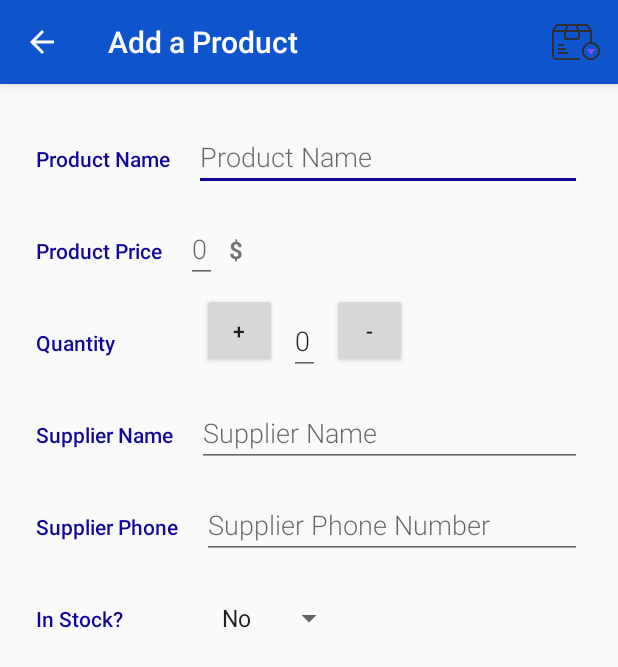
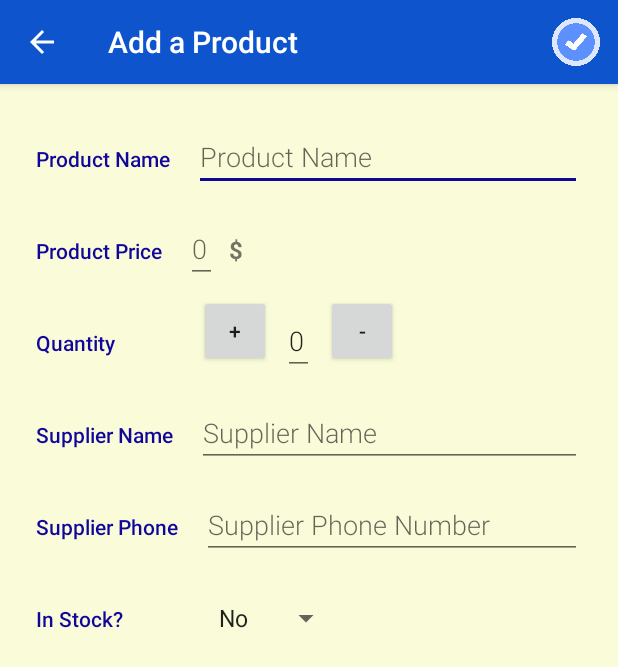
Before and after one commit to hamiltonfvi/Inventory, an Android app: the EditorActivity screen opened directly, with no data from a screen before it, on a phone screen of 412 x 824 dp. Shown: the top 667 px of the screen. Run offline under Robolectric (Android 15) with nearby library versions, the phone set to English and light mode, and no system bars.

Commit message:
changed images

```diff
--- a/app/src/main/res/layout/activity_editor.xml
+++ b/app/src/main/res/layout/activity_editor.xml
@@ -3,6 +3,7 @@
     xmlns:tools="http://schemas.android.com/tools"
     android:layout_width="match_parent"
     android:layout_height="match_parent"
+    android:background="@color/colorBackground"
     tools:context=".EditorActivity">
 
     <LinearLayout
@@ -65,21 +66,22 @@
 
             <Button
                 android:id="@+id/increment_qty_btn_id"
-                android:layout_width="@dimen/dimen_50dp"
-                android:layout_height="@dimen/dimen_50dp"
-                android:layout_marginLeft="@dimen/dimen_50dp"
+                android:layout_width="@dimen/dimen_48dp"
+                android:layout_height="@dimen/dimen_48dp"
+                android:layout_marginLeft="@dimen/dimen_48dp"
                 android:text="@string/plus_sign" />
 
             <EditText
                 android:id="@+id/edit_quantity"
                 style="@style/EditorUnitsStyle"
+                android:focusable="false"
                 android:autofillHints="@string/auto_hint"
                 android:text="@string/hint_price" />
 
             <Button
                 android:id="@+id/decrement_qty_btn_id"
-                android:layout_width="@dimen/dimen_50dp"
-                android:layout_height="@dimen/dimen_50dp"
+                android:layout_width="@dimen/dimen_48dp"
+                android:layout_height="@dimen/dimen_48dp"
                 android:text="@string/minus_sign" />
 
         </LinearLayout>
@@ -130,8 +132,8 @@
             <Spinner
                 android:id="@+id/spinner_stock"
                 android:layout_width="wrap_content"
-                android:layout_height="48dp"
-                android:layout_marginLeft="@dimen/dimen_50dp"
+                android:layout_height="@dimen/dimen_48dp"
+                android:layout_marginLeft="@dimen/dimen_48dp"
                 android:layout_marginTop="@dimen/dimen_8dp"
                 android:spinnerMode="dropdown" />
 
--- a/app/src/main/res/values/colors.xml
+++ b/app/src/main/res/values/colors.xml
@@ -14,4 +14,6 @@
 
     <!-- Primary dark color for the editor -->
     <color name="editorColorPrimaryDark">#0b43a3</color>
+
+    <color name="colorBackground">#f9fbd9</color>
 </resources>
--- a/app/src/main/res/values/dimens.xml
+++ b/app/src/main/res/values/dimens.xml
@@ -6,5 +6,5 @@
     <dimen name="activity_margin">16dp</dimen>
     <dimen name="dimen_8dp">8dp</dimen>
     <dimen name="text_size">16sp</dimen>
-    <dimen name="dimen_50dp">50dp</dimen>
+    <dimen name="dimen_48dp">48dp</dimen>
 </resources>
--- a/app/src/main/res/values/strings.xml
+++ b/app/src/main/res/values/strings.xml
@@ -57,9 +57,9 @@
 
     <string name="auto_hint">Very Important</string>
 
-    <string name="less_than_zero">Sorry, but you cannot have less than zero units</string>
+    <string name="less_than_zero">Sorry, but you cannot have less than 0 units</string>
 
-    <string name="more_than_ten">Sorry, but you cannot have more than ten units</string>
+    <string name="more_than_ten">Sorry, but you cannot add more than 10 units</string>
 
     <!-- Label for the Product's supplier if the supplier is unknown [CHAR LIMIT=20] -->
     <string name="unknown_supplier">Unknown Supplier</string>
```
Also changed, not shown: app/src/main/res/drawable-hdpi/disappointment.png, app/src/main/res/drawable-hdpi/ic_save_product.png, app/src/main/res/drawable-mdpi/disappointment.png, app/src/main/res/drawable-mdpi/ic_save_product.png, app/src/main/res/drawable-xhdpi/disappointment.png, app/src/main/res/drawable-xhdpi/ic_save_product.png, app/src/main/res/drawable-xxhdpi/disappointment.png, app/src/main/res/drawable-xxhdpi/ic_save_product.png, app/src/main/res/drawable-xxxhdpi/disappointment.png, app/src/main/res/drawable-xxxhdpi/ic_save_product.png.
